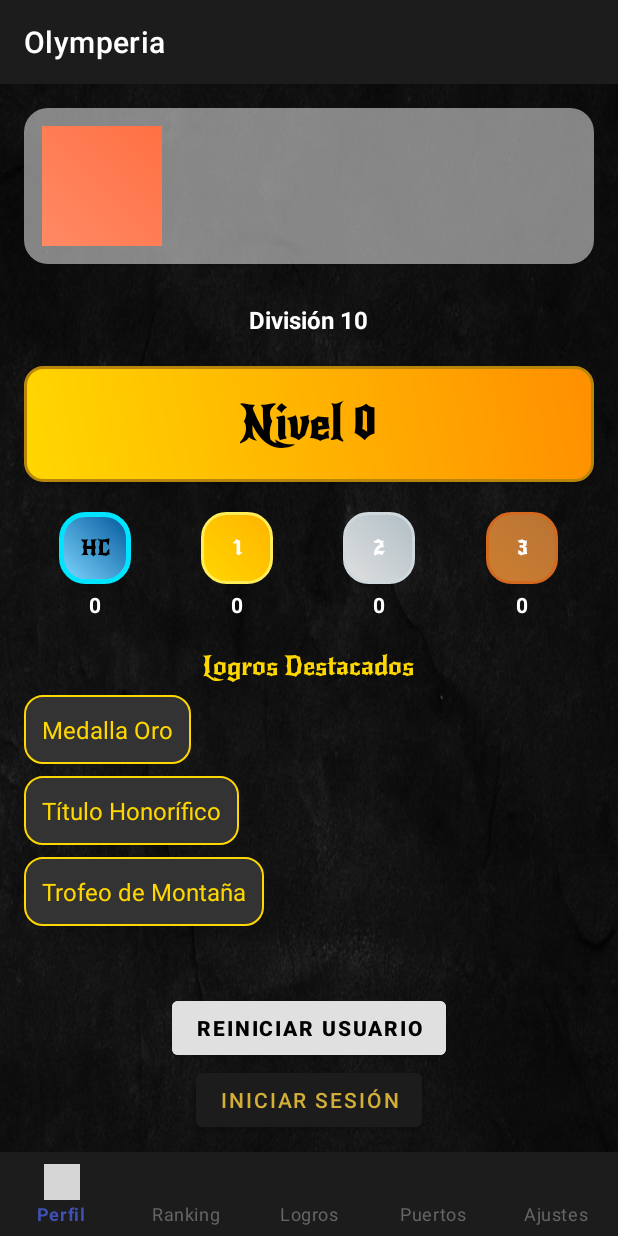
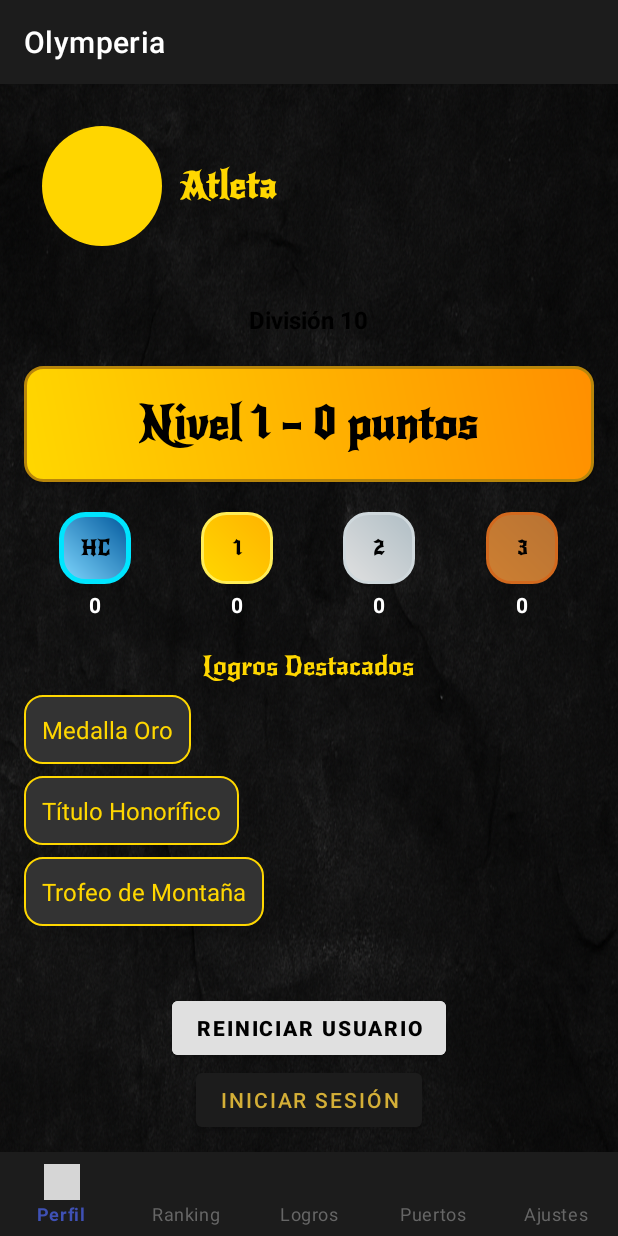
Before and after one commit to ChamaOly/Olymperia, an Android app: the MainActivity screen opened directly, with no data from a screen before it, after a tap on "REINICIAR USUARIO", on a phone screen of 412 x 824 dp. Run offline under Robolectric (Android 15) with nearby library versions, the phone set to English and light mode, and no system bars; our stand-ins replace Firebase (no records; nobody signed in at launch, a user with empty details on screens opened directly), navigation-ui; pictures from the network do not load; grey boxes are pictures that could not be loaded.

Commit message:
firebase1

```diff
--- a/app/src/main/AndroidManifest.xml
+++ b/app/src/main/AndroidManifest.xml
@@ -1,5 +1,6 @@
 <?xml version="1.0" encoding="utf-8"?>
 <manifest xmlns:android="http://schemas.android.com/apk/res/android">
+
 
     <uses-permission android:name="android.permission.INTERNET" />
 
@@ -10,6 +11,7 @@
         android:roundIcon="@mipmap/ic_launcher_round"
         android:supportsRtl="true"
         android:theme="@style/Olymperia.DarkAsphaltTheme">
+
 
         <!-- ✅ Splash como pantalla inicial -->
         <activity
--- a/app/src/main/java/com/example/olymperia/MainActivity.kt
+++ b/app/src/main/java/com/example/olymperia/MainActivity.kt
@@ -1,36 +1,66 @@
+/// MainActivity.kt limpio y funcional con sincronización de Firebase
 package com.example.olymperia
 
 import android.os.Bundle
+import android.util.Log
 import android.widget.Toast
 import androidx.appcompat.app.AppCompatActivity
 import androidx.lifecycle.lifecycleScope
+import androidx.navigation.fragment.NavHostFragment
+import androidx.navigation.ui.setupWithNavController
 import com.example.olymperia.databinding.ActivityMainBinding
 import com.example.olymperia.model.Athlete
 import com.example.olymperia.model.SegmentEffort
 import com.example.olymperia.network.StravaApiService
+import com.example.olymperia.utils.UserProgressManager
+import com.google.firebase.FirebaseApp
+import com.google.firebase.analytics.FirebaseAnalytics
+import com.google.firebase.auth.FirebaseAuth
+import com.google.firebase.database.FirebaseDatabase
 import kotlinx.coroutines.launch
-import androidx.navigation.fragment.NavHostFragment
-import androidx.navigation.ui.setupWithNavController
 
 class MainActivity : AppCompatActivity() {
 
     private lateinit var binding: ActivityMainBinding
+    private lateinit var firebaseAnalytics: FirebaseAnalytics
 
     private val prefs by lazy { getSharedPreferences("strava_prefs", MODE_PRIVATE) }
     private val api by lazy { StravaApiService.create() }
 
     override fun onCreate(savedInstanceState: Bundle?) {
+        super.onCreate(savedInstanceState)
 
+        FirebaseApp.initializeApp(this)
+        firebaseAnalytics = FirebaseAnalytics.getInstance(this)
 
-        super.onCreate(savedInstanceState)
         binding = ActivityMainBinding.inflate(layoutInflater)
         setContentView(binding.root)
 
-        // Configura la navegación inferior
         val navHostFragment =
             supportFragmentManager.findFragmentById(R.id.nav_host_fragment) as NavHostFragment
         val navController = navHostFragment.navController
         binding.bottomNavigationView.setupWithNavController(navController)
+
+        ensureFirebaseAuth()
+        loadAthlete()
+    }
+
+    override fun onResume() {
+        super.onResume()
+        loadAthlete()
+    }
+
+    private fun ensureFirebaseAuth() {
+        val auth = FirebaseAuth.getInstance()
+        if (auth.currentUser == null) {
+            auth.signInAnonymously()
+                .addOnSuccessListener {
+                    Log.d("FIREBASE_AUTH", "Autenticado anónimamente en Firebase")
+                }
+                .addOnFailureListener {
+                    Log.e("FIREBASE_AUTH", "Fallo en login anónimo", it)
+                }
+        }
     }
 
     private fun loadAthlete() {
@@ -39,9 +69,28 @@
                 try {
                     val athlete: Athlete = api.getAthlete("Bearer $token")
                     prefs.edit().putLong("athlete_id", athlete.id).apply()
+
+                    val progress = UserProgressManager.loadProgress(applicationContext)
+
+                    val usuario = mapOf(
+                        "id" to athlete.id,
+                        "nombre" to "${athlete.firstname} ${athlete.lastname}",
+                        "nivel" to maxOf(1, progress.totalPoints / 200),
+                        "puntos" to progress.totalPoints,
+                        "puertosCompletados" to progress.completedSegments.toList()
+                    )
+
+                    val uid = FirebaseAuth.getInstance().currentUser?.uid ?: return@launch
+                    val db = FirebaseDatabase.getInstance("https://olymperia-default-rtdb.europe-west1.firebasedatabase.app")
+                    db.getReference("usuarios")
+                        .child(uid)
+                        .setValue(usuario)
+
+                    Log.d("FIREBASE_WRITE", "Usuario actualizado en Firebase con UID $uid")
+
                 } catch (e: Exception) {
-                    Toast.makeText(this@MainActivity, "Error al cargar atleta", Toast.LENGTH_SHORT)
-                        .show()
+                    Log.e("FIREBASE_WRITE", "Error al cargar atleta desde Strava", e)
+                    Toast.makeText(this@MainActivity, "Error al cargar atleta", Toast.LENGTH_SHORT).show()
                 }
             }
         } ?: Toast.makeText(this, "Token no disponible", Toast.LENGTH_SHORT).show()
@@ -59,9 +108,9 @@
             try {
                 val efforts: List<SegmentEffort> =
                     api.getSegmentEfforts("Bearer $token", segmentId, athleteId)
+                // Aquí podrías registrar esfuerzos si lo necesitas
             } catch (e: Exception) {
-                Toast.makeText(this@MainActivity, "Error al cargar esfuerzos", Toast.LENGTH_SHORT)
-                    .show()
+                Toast.makeText(this@MainActivity, "Error al cargar esfuerzos", Toast.LENGTH_SHORT).show()
             }
         }
     }
--- a/app/src/main/java/com/example/olymperia/model/RankingUser.kt
+++ b/app/src/main/java/com/example/olymperia/model/RankingUser.kt
@@ -1,6 +1,7 @@
 package com.example.olymperia.model
 
 data class RankingUser(
+    val id: Long,
     val nombre: String,
     val nivel: Int,
     val puntos: Int
--- a/app/src/main/java/com/example/olymperia/model/UserProgress.kt
+++ b/app/src/main/java/com/example/olymperia/model/UserProgress.kt
@@ -4,5 +4,6 @@
     val completedSegments: MutableSet<Long> = mutableSetOf(),
     val segmentCompletionCounts: MutableMap<Long, Int> = mutableMapOf(),
     val segmentCompletionDates: MutableMap<Long, Long> = mutableMapOf(),
+
     var totalPoints: Int = 0
 )
--- a/app/src/main/java/com/example/olymperia/network/StravaApiService.kt
+++ b/app/src/main/java/com/example/olymperia/network/StravaApiService.kt
@@ -14,6 +14,11 @@
     suspend fun getAthlete(
         @Header("Authorization") auth: String
     ): Athlete
+    @GET("athlete/friends")
+    suspend fun getAthleteFriends(
+        @Header("Authorization") authHeader: String
+    ): List<Athlete>
+
 
     @GET("segments/{segmentId}/all_efforts")
     suspend fun getSegmentEfforts(
--- a/app/src/main/java/com/example/olymperia/ui/HonorAdapter.kt
+++ b/app/src/main/java/com/example/olymperia/ui/HonorAdapter.kt
@@ -33,7 +33,7 @@
             val context = itemView.context
             val id = when {
                 honor.nombre.startsWith("Conquistador de ") -> "conquistador_" + honor.nombre.removePrefix("Conquistador de ").lowercase()
-                honor.nombre == "Señor de la Demanda" -> "senor_de_la_demanda"
+
                 honor.nombre.startsWith("Rey de ") -> "rey_" + honor.nombre.removePrefix("Rey de ").lowercase()
                 else -> honor.nombre.lowercase().replace(" ", "_")
             }
--- a/app/src/main/java/com/example/olymperia/ui/ProfileFragment.kt
+++ b/app/src/main/java/com/example/olymperia/ui/ProfileFragment.kt
@@ -17,6 +17,8 @@
 import com.example.olymperia.utils.ScoreManager
 import com.example.olymperia.utils.HonorManager
 import com.example.olymperia.LoginActivity
+import com.google.firebase.auth.FirebaseAuth
+import com.google.firebase.database.FirebaseDatabase
 import resetYReconstruirLogros
 
 class ProfileFragment : Fragment() {
@@ -98,10 +100,19 @@
             if (avatar != null) editor.putString("avatar_url", avatar)
             editor.apply()
 
+            // 🔥 BORRAR USUARIO EN FIREBASE
+            val uid = FirebaseAuth.getInstance().currentUser?.uid
+            if (uid != null) {
+                val db = FirebaseDatabase.getInstance("https://olymperia-default-rtdb.europe-west1.firebasedatabase.app")
+                db.getReference("usuarios").child(uid).removeValue()
+            }
+
             Toast.makeText(requireContext(), "Usuario reiniciado", Toast.LENGTH_SHORT).show()
             binding.tvAthleteName.text = nombre ?: ""
             binding.tvLevel.text = "Nivel 0"
             binding.imgAvatar.setImageResource(R.drawable.ic_user)
+
+            requireActivity().recreate()
         }
 
         binding.btnLogin.setOnClickListener {
--- a/app/src/main/java/com/example/olymperia/ui/utils/AchievementManager.kt
+++ b/app/src/main/java/com/example/olymperia/ui/utils/AchievementManager.kt
@@ -18,11 +18,7 @@
             name = "Cetro de la Demanda",
             requiredPorts = listOf(34343L, 3534L, 334L, 4545L)
         ),
-        Achievement(
-            id = "senor_demanda",
-            name = "Señor de la Demanda",
-            requiredPorts = listOf(10141775L, 38078264L, 17375890L, 5356599L)
-        )
+
 
 
         // Puedes añadir más logros aquí
--- a/app/src/main/res/layout/activity_login.xml
+++ b/app/src/main/res/layout/activity_login.xml
@@ -24,7 +24,7 @@
         android:fontFamily="@font/cinzel_regular"
         android:text="Olymperia"
         android:textColor="@color/golden_burnished"
-        android:textSize="50sp"
+        android:textSize="40sp"
         android:textStyle="bold"
         android:shadowColor="#AA000000"
         android:shadowDx="3"
--- a/app/src/main/res/layout/dialog_honor_unlocked.xml
+++ b/app/src/main/res/layout/dialog_honor_unlocked.xml
@@ -16,8 +16,8 @@
         android:textSize="22sp"
         android:textStyle="bold"
         android:gravity="center"
-        android:textColor="@android:color/white"
-        android:background="@drawable/bg_honor_conquistador"
+        android:textColor="@color/black"
+        android:background="@drawable/bg_honor_dialog"
         android:padding="16dp"
         android:elevation="6dp"
         android:layout_marginTop="12dp"
--- a/app/src/main/res/layout/fragment_profile.xml
+++ b/app/src/main/res/layout/fragment_profile.xml
@@ -18,7 +18,7 @@
             android:layout_height="wrap_content"
             android:orientation="horizontal"
             android:gravity="center_vertical"
-            android:background="@drawable/bg_card_glass"
+            android:background="@drawable/bg_categoria_default"
             android:padding="12dp"
             android:layout_marginBottom="16dp"
             android:elevation="4dp">
@@ -28,7 +28,7 @@
                 android:layout_width="80dp"
                 android:layout_height="80dp"
                 android:src="@drawable/ic_user"
-                android:background="@drawable/profile_background"
+                android:background="@drawable/circle_yellow"
 
                 android:padding="4dp"
                 android:scaleType="centerCrop"
@@ -43,7 +43,7 @@
                 android:text="Nombre del atleta"
                 android:textSize="24sp"
                 android:textStyle="bold"
-                android:textColor="@color/white"
+                android:textColor="@color/gold_bright"
                 android:fontFamily="@font/cinzel_bold" />
         </LinearLayout>
 
@@ -57,7 +57,7 @@
             android:textStyle="bold"
             android:padding="10dp"
             android:background="@drawable/ic_division10"
-            android:textColor="@color/white"
+            android:textColor="@color/black"
             android:layout_marginBottom="10dp" />
 
         <!-- Nivel y puntos -->
@@ -132,7 +132,7 @@
                     android:background="@drawable/bg_categoria_1"
                     android:text="1"
                     android:gravity="center"
-                    android:textColor="@color/white"
+                    android:textColor="@color/black"
                     android:textStyle="bold"
                     android:fontFamily="@font/cinzel_bold" />
 
@@ -160,7 +160,7 @@
                     android:background="@drawable/bg_categoria_2"
                     android:text="2"
                     android:gravity="center"
-                    android:textColor="@color/white"
+                    android:textColor="@color/black"
                     android:textStyle="bold"
                     android:fontFamily="@font/cinzel_bold" />
 
@@ -188,7 +188,7 @@
                     android:background="@drawable/bg_categoria_3"
                     android:text="3"
                     android:gravity="center"
-                    android:textColor="@color/white"
+                    android:textColor="@color/black"
                     android:textStyle="bold"
                     android:fontFamily="@font/cinzel_bold" />
 
--- a/build.gradle.kts
+++ b/build.gradle.kts
@@ -3,4 +3,7 @@
     alias(libs.plugins.android.application) apply false
     alias(libs.plugins.kotlin.android) apply false
     alias(libs.plugins.kotlin.compose) apply false
+    id("com.google.gms.google-services") version "4.3.15" apply false
+
+
 }
```
Also changed, not shown: app/build.gradle.kts (+26 -3 lines), app/src/main/java/com/example/olymperia/ui/PortListFragment.kt (+6 -15 lines), app/src/main/java/com/example/olymperia/ui/RankingFragment.kt (+58 -15 lines).
